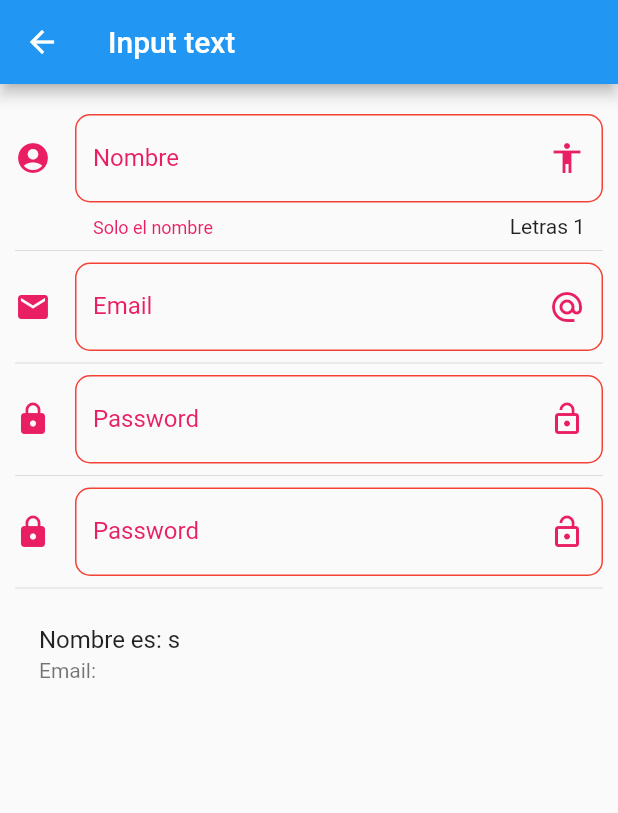
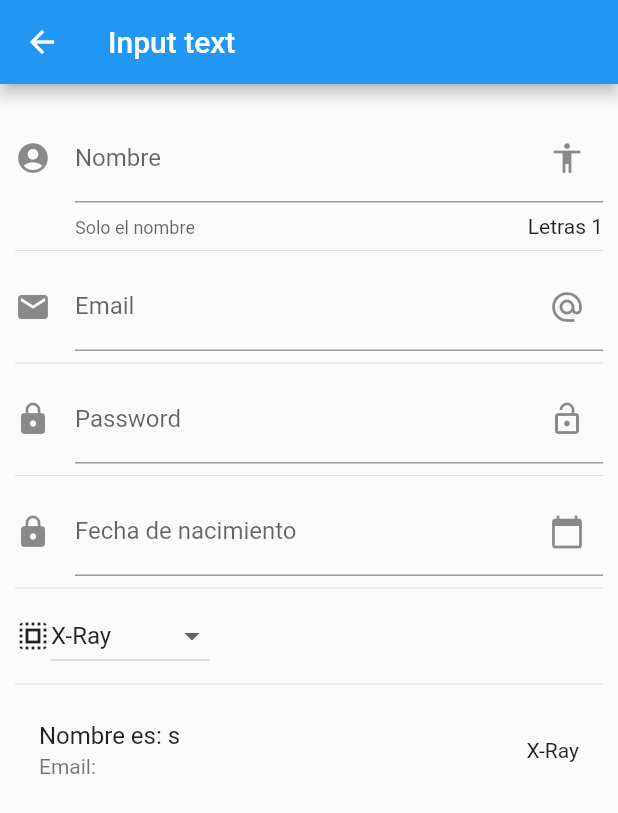
Before and after one commit to jeisux92/Components-Application, a Flutter app: the InputPage screen opened by its route, on a phone screen of 412 x 824 dp. Shown: the top 813 px of the screen. Run offline on Flutter 3.47's test engine with Material 2 defaults, Android fonts, the phone set to English and light mode, and no system bars.

Commit message:
add components

```diff
--- a/lib/src/pages/alert_page.dart
+++ b/lib/src/pages/alert_page.dart
@@ -37,7 +37,8 @@ class AlertPage extends StatelessWidget {
         builder: (context) {
           return AlertDialog(
             shape: RoundedRectangleBorder(
-                borderRadius: BorderRadius.circular(10.0)),
+              borderRadius: BorderRadius.circular(10.0),
+            ),
             title: Text("Title"),
             content: Column(
               mainAxisSize: MainAxisSize.min,
--- a/lib/src/pages/input_page.dart
+++ b/lib/src/pages/input_page.dart
@@ -10,6 +10,9 @@ class _InputPageState extends State<InputPage> {
   String _email = "";
   String _password = "";
   String _date = "";
+  String _dropDownValue = "X-Ray";
+  TextEditingController _inputFieldDateController = new TextEditingController();
+
   @override
   Widget build(BuildContext context) {
     return Scaffold(
@@ -25,7 +28,9 @@ class _InputPageState extends State<InputPage> {
             Divider(),
             _createPassword(),
             Divider(),
-            _createDate(),
+            _createDate(context),
+            Divider(),
+            _createDropDown(),
             Divider(),
             _createPerson(),
           ]),
@@ -36,46 +41,19 @@ class _InputPageState extends State<InputPage> {
     return TextField(
       textCapitalization: TextCapitalization.characters,
       decoration: InputDecoration(
-          hoverColor: Colors.pink,
-          enabledBorder: OutlineInputBorder(
-            borderRadius: BorderRadius.circular(10.0),
-            borderSide: BorderSide(
-              color: Colors.red,
-            ),
-          ),
-          focusedBorder: OutlineInputBorder(
-            borderSide: BorderSide(
-              color: Colors.pink,
-            ),
-            borderRadius: BorderRadius.circular(10.0),
-          ),
           counter: Text("Letras ${this._nombre.length}"),
           counterStyle: TextStyle(
             color: Colors.pink,
           ),
           hintText: "Nombre de la persona",
-          hintStyle: TextStyle(
-            color: Colors.pink,
-          ),
           labelText: "Nombre",
-          labelStyle: TextStyle(
-            color: Colors.pink,
-          ),
           helperText: "Solo el nombre",
-          helperStyle: TextStyle(
-            color: Colors.pink,
-          ),
           suffixIcon: Icon(
             Icons.accessibility,
-            color: Colors.pink,
           ),
           icon: Icon(
             Icons.account_circle,
-            color: Colors.pink,
           )),
-      style: TextStyle(
-        decorationColor: Colors.pink,
-      ),
       onChanged: (String value) {
         setState(() {
           _nombre = value;
@@ -85,37 +63,43 @@ class _InputPageState extends State<InputPage> {
   }
 
   Widget _createDropDown() {
-    return DropdownButton<String>(
-      underline: Container(
-        height: 2,
-        color: Colors.deepPurpleAccent,
+    return Row(
+      children: <Widget>[
+        Icon(Icons.select_all),
+        DropdownButton(
+          value: _dropDownValue,
+          onChanged: (String value) {
+            setState(() {
+              _dropDownValue = value;
+            });
+          },
+          items: _getDropDownOptions(),
         ),
-      style: TextStyle(color: Colors.deepPurple),
-      elevation: 16,
-      iconSize: 24,
-      value: "1",
-      onChanged: (String value) {},
-      items: [
-        DropdownMenuItem(
-          value: "1",
-          child: Text("1"),
-        ),
-        DropdownMenuItem(
-          value: "2",
-          child: Text("2"),
-        ),
-        DropdownMenuItem(
-          value: "3",
-          child: Text("3"),
-        )
       ],
     );
+  }
+
+  List<String> _superPowers = [
+    "X-Ray",
+    "Super force",
+    "Storm",
+    "Speed",
+    "Swimming"
+  ];
+  List<DropdownMenuItem<String>> _getDropDownOptions() {
+    return _superPowers.map((i) {
+      return DropdownMenuItem(
+        value: i,
+        child: Text("$i"),
+      );
+    }).toList();
   }
 
   Widget _createPerson() {
     return ListTile(
       title: Text("Nombre es: $_nombre"),
       subtitle: Text("Email: $_email"),
+      trailing: Text(_dropDownValue),
     );
   }
 
@@ -123,37 +107,13 @@ class _InputPageState extends State<InputPage> {
     return TextField(
         keyboardType: TextInputType.emailAddress,
         decoration: InputDecoration(
-          hoverColor: Colors.pink,
-          enabledBorder: OutlineInputBorder(
-            borderRadius: BorderRadius.circular(10.0),
-            borderSide: BorderSide(
-              color: Colors.red,
-            ),
-          ),
-          focusedBorder: OutlineInputBorder(
-            borderSide: BorderSide(
-              color: Colors.pink,
-            ),
-            borderRadius: BorderRadius.circular(10.0),
-          ),
           hintText: "Email",
-          hintStyle: TextStyle(
-            color: Colors.pink,
-          ),
           labelText: "Email",
-          labelStyle: TextStyle(
-            color: Colors.pink,
-          ),
-          helperStyle: TextStyle(
-            color: Colors.pink,
-          ),
           suffixIcon: Icon(
             Icons.alternate_email,
-            color: Colors.pink,
           ),
           icon: Icon(
             Icons.email,
-            color: Colors.pink,
           ),
         ),
         onChanged: (String value) => setState(() {
@@ -165,37 +125,13 @@ class _InputPageState extends State<InputPage> {
     return TextField(
         obscureText: true,
         decoration: InputDecoration(
-          hoverColor: Colors.pink,
-          enabledBorder: OutlineInputBorder(
-            borderRadius: BorderRadius.circular(10.0),
-            borderSide: BorderSide(
-              color: Colors.red,
-            ),
-          ),
-          focusedBorder: OutlineInputBorder(
-            borderSide: BorderSide(
-              color: Colors.pink,
-            ),
-            borderRadius: BorderRadius.circular(10.0),
-          ),
           hintText: "Password",
-          hintStyle: TextStyle(
-            color: Colors.pink,
-          ),
           labelText: "Password",
-          labelStyle: TextStyle(
-            color: Colors.pink,
-          ),
-          helperStyle: TextStyle(
-            color: Colors.pink,
-          ),
           suffixIcon: Icon(
             Icons.lock_open,
-            color: Colors.pink,
           ),
           icon: Icon(
             Icons.lock,
-            color: Colors.pink,
           ),
         ),
         onChanged: (String value) => setState(() {
@@ -203,45 +139,41 @@ class _InputPageState extends State<InputPage> {
             }));
   }
 
-  Widget _createDate() {
+  Widget _createDate(BuildContext context) {
     return TextField(
       keyboardType: TextInputType.datetime,
+      controller: _inputFieldDateController,
       decoration: InputDecoration(
-          hoverColor: Colors.pink,
-          enabledBorder: OutlineInputBorder(
-            borderRadius: BorderRadius.circular(10.0),
-            borderSide: BorderSide(
-              color: Colors.red,
-            ),
-          ),
-          focusedBorder: OutlineInputBorder(
-            borderSide: BorderSide(
-              color: Colors.pink,
-            ),
-            borderRadius: BorderRadius.circular(10.0),
-          ),
-          hintText: "Password",
-          hintStyle: TextStyle(
-            color: Colors.pink,
-          ),
-          labelText: "Password",
-          labelStyle: TextStyle(
-            color: Colors.pink,
-          ),
-          helperStyle: TextStyle(
-            color: Colors.pink,
-          ),
+        hintText: "Fecha de nacimiento",
+        labelText: "Fecha de nacimiento",
         suffixIcon: Icon(
-            Icons.lock_open,
-            color: Colors.pink,
+          Icons.calendar_today,
         ),
         icon: Icon(
           Icons.lock,
-            color: Colors.pink,
         ),
       ),
-        onChanged: (String value) => setState(() {
-              _password = value;
-            }));
+      onTap: () {
+        FocusScope.of(context).requestFocus(new FocusNode());
+        _selectDate(context);
+      },
+    );
+  }
+
+  _selectDate(BuildContext context) async {
+    DateTime picked = await showDatePicker(
+      context: context,
+      firstDate: new DateTime(2018),
+      initialDate: new DateTime.now(),
+      lastDate: new DateTime(2025),
+      locale: Localizations.localeOf(context),
+    );
+
+    if (picked != null) {
+      setState(() {
+        _date = picked.toString();
+        _inputFieldDateController.text = _date;
+      });
     }
   }
+}
--- a/lib/src/routes/routes.dart
+++ b/lib/src/routes/routes.dart
@@ -4,6 +4,8 @@ import 'package:components/src/pages/avatar_page.dart';
 import 'package:components/src/pages/card_page.dart';
 import 'package:components/src/pages/home_page.dart';
 import 'package:components/src/pages/input_page.dart';
+import 'package:components/src/pages/listview_page.dart';
+import 'package:components/src/pages/slider_page.dart';
 import 'package:flutter/material.dart';
 
 Map<String, WidgetBuilder> getApplicationRoutes() {
@@ -13,6 +15,8 @@ Map<String, WidgetBuilder> getApplicationRoutes() {
     "alert": (BuildContext context) => AlertPage(),
     "card": (BuildContext context) => CardPage(),
     "animatedContainer": (BuildContext context) => AnimatedContainerPage(),
-    "inputs": (BuildContext context) => InputPage()
+    "inputs": (BuildContext context) => InputPage(),
+    "slider": (BuildContext context) => SliderPage(),
+    "list": (BuildContext context) => ListPage()
   };
 }
--- a/lib/src/utils/icon_string_util.dart
+++ b/lib/src/utils/icon_string_util.dart
@@ -5,7 +5,9 @@ final _icons = <String, IconData>{
   "accessibility": Icons.accessibility,
   "folder_open": Icons.folder_open,
   "donut_large": Icons.donut_large,
-  "input": Icons.input
+  "input": Icons.input,
+  "tune": Icons.tune,
+  "list": Icons.list
 };
 
 Icon getIcon(String iconName) {
--- a/pubspec.yaml
+++ b/pubspec.yaml
@@ -26,6 +26,8 @@ dependencies:
 
 dev_dependencies:
   flutter_test:
+    sdk: flutter
+  flutter_localizations:
     sdk: flutter
 
 
```
Also changed, not shown: data/menu_opts.json (+10 -0 lines), lib/my_app.dart (+10 -1 lines), lib/src/pages/listview_page.dart (added, +59 -0 lines), lib/src/pages/slider_page.dart (added, +91 -0 lines), pubspec.lock. Lines whose indentation alone changed are shown as unchanged.
